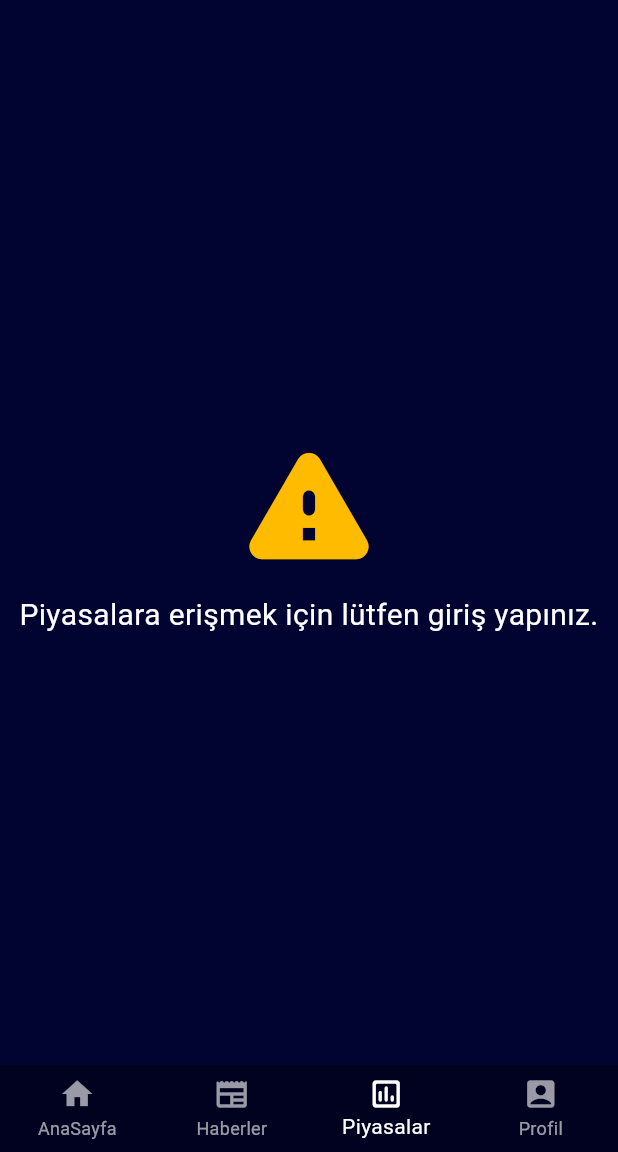
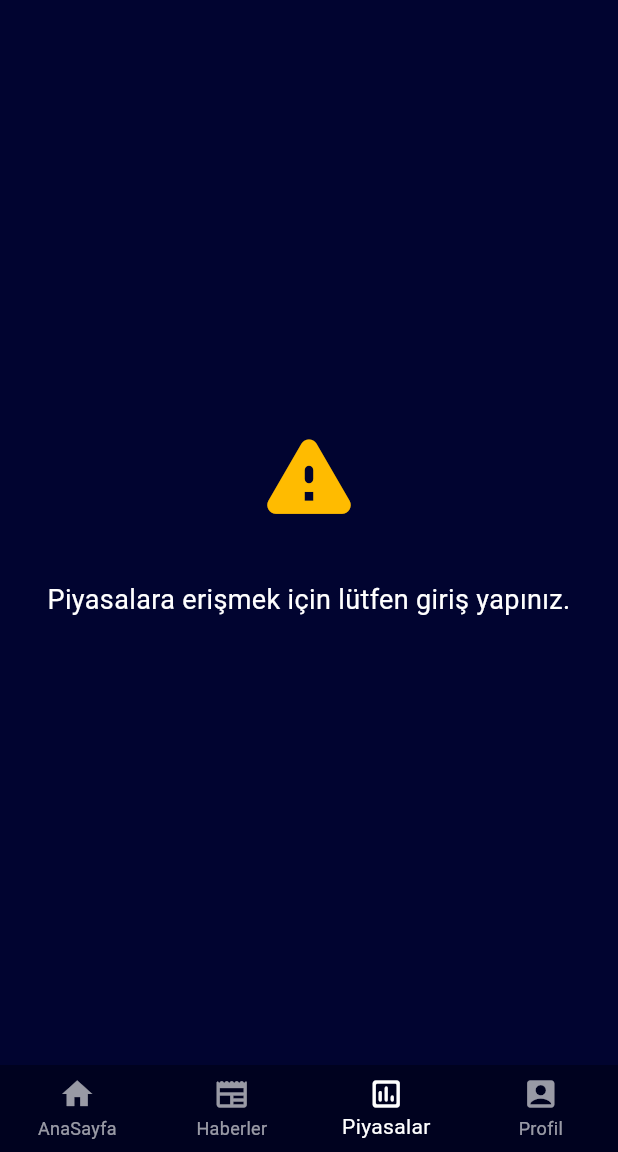
Before and after one commit to buraksevincli/rss_interactive_v2, a Flutter app: the screen it shows after launch, item 3 of the bottom bar chosen, on a phone screen of 412 x 824 dp, the part 84-1236 px from its top. Run offline on Flutter 3.47's test engine with Material 3 defaults, Android fonts, the phone set to English and light mode, and no system bars; our stand-ins replace dio, firebase_auth, firebase_core, get, google_sign_in; accounts and stored records are empty; network calls fail.

Commit message:
Market and News Pages UI Improved

```diff
--- a/lib/pages/market_page.dart
+++ b/lib/pages/market_page.dart
@@ -62,21 +62,25 @@ class MarketPage extends StatelessWidget {
             alignment: Alignment.center,
             width: Get.width,
             height: Get.height,
-            child: const Column(
+            child: Column(
               mainAxisAlignment: MainAxisAlignment.center,
               children: [
-                Icon(
+                const Icon(
                   Icons.warning_rounded,
-                  size: 100,
+                  size: 70,
                   color: ColorConstants.rssYellow,
                 ),
-                SizedBox(
-                  height: 10,
+                const SizedBox(
+                  height: 20,
                 ),
-                Text(
-                  "Piyasalara erişmek için lütfen giriş yapınız.",
-                  style: TextStyle(color: ColorConstants.white, fontSize: 20),
-                  textAlign: TextAlign.center,
+                Container(
+                  width: Get.width,
+                  padding: const EdgeInsets.all(16),
+                  child: const Text(
+                    "Piyasalara erişmek için lütfen giriş yapınız.",
+                    style: TextStyle(color: ColorConstants.white, fontSize: 18),
+                    textAlign: TextAlign.center,
+                  ),
                 ),
               ],
             ),
```
Also changed, not shown: lib/pages/news_page.dart (+13 -9 lines).
